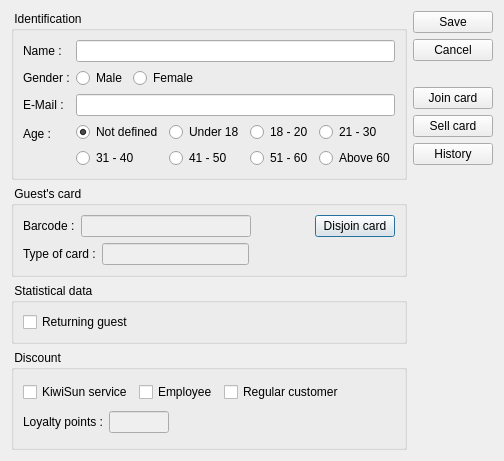
Old version of the form client/dlgguestedit.ui in the repository tbikfalvi/Belenus.
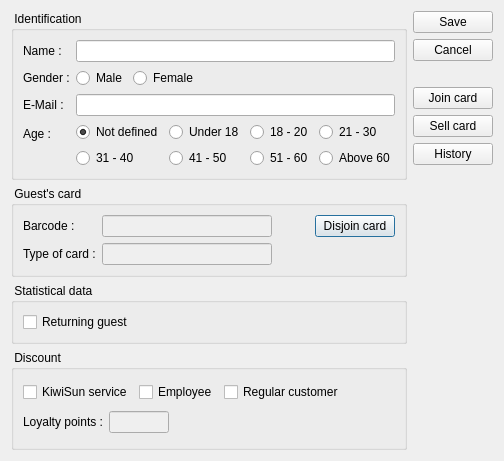
New version of the form.

The edit to the form file:
```diff
--- a/client/dlgguestedit.ui
+++ b/client/dlgguestedit.ui
@@ -7,7 +7,7 @@
     <x>0</x>
     <y>0</y>
     <width>491</width>
-    <height>435</height>
+    <height>430</height>
    </rect>
   </property>
   <property name="maximumSize">
@@ -19,9 +19,9 @@
   <property name="windowTitle">
    <string>Dialog</string>
   </property>
-  <layout class="QHBoxLayout" name="horizontalLayout_2">
+  <layout class="QHBoxLayout" name="horizontalLayout_5">
    <item>
-    <layout class="QVBoxLayout" name="verticalLayout">
+    <layout class="QVBoxLayout" name="verticalLayout_5">
      <item>
       <widget class="QGroupBox" name="gbIdentification">
        <property name="title">
@@ -211,17 +211,17 @@
        <property name="title">
         <string> Guest's card </string>
        </property>
-       <layout class="QVBoxLayout" name="verticalLayout_5">
+       <layout class="QHBoxLayout" name="horizontalLayout_2">
         <item>
-         <layout class="QHBoxLayout" name="horizontalLayout_6">
-          <item>
+         <layout class="QFormLayout" name="formLayout_2">
+          <item row="0" column="0">
            <widget class="QLabel" name="lblBarcode">
             <property name="text">
              <string>Barcode :</string>
             </property>
            </widget>
           </item>
-          <item>
+          <item row="0" column="1">
            <widget class="QLineEdit" name="ledBarcode">
             <property name="enabled">
              <bool>false</bool>
@@ -246,59 +246,59 @@
             </property>
            </widget>
           </item>
-          <item>
-           <spacer name="horizontalSpacer_5">
-            <property name="orientation">
-             <enum>Qt::Horizontal</enum>
-            </property>
-            <property name="sizeHint" stdset="0">
-             <size>
-              <width>40</width>
-              <height>20</height>
-             </size>
-            </property>
-           </spacer>
-          </item>
-          <item>
-           <widget class="QPushButton" name="pbDislink">
-            <property name="text">
-             <string>Disjoin card</string>
-            </property>
-            <property name="iconSize">
-             <size>
-              <width>20</width>
-              <height>20</height>
-             </size>
-            </property>
-           </widget>
-          </item>
-         </layout>
-        </item>
-        <item>
-         <layout class="QHBoxLayout" name="horizontalLayout_5">
-          <item>
+          <item row="1" column="0">
            <widget class="QLabel" name="lblPatientcardType">
             <property name="text">
              <string>Type of card :</string>
             </property>
            </widget>
           </item>
-          <item>
+          <item row="1" column="1">
            <widget class="QLineEdit" name="ledPatientcardType">
             <property name="enabled">
              <bool>false</bool>
             </property>
            </widget>
           </item>
+         </layout>
+        </item>
+        <item>
+         <spacer name="horizontalSpacer_4">
+          <property name="orientation">
+           <enum>Qt::Horizontal</enum>
+          </property>
+          <property name="sizeHint" stdset="0">
+           <size>
+            <width>31</width>
+            <height>20</height>
+           </size>
+          </property>
+         </spacer>
+        </item>
+        <item>
+         <layout class="QVBoxLayout" name="verticalLayout">
           <item>
-           <spacer name="horizontalSpacer_4">
+           <widget class="QPushButton" name="pbDislink">
+            <property name="text">
+             <string>Disjoin card</string>
+            </property>
+            <property name="iconSize">
+             <size>
+              <width>20</width>
+              <height>20</height>
+             </size>
+            </property>
+           </widget>
+          </item>
+          <item>
+           <spacer name="verticalSpacer_4">
             <property name="orientation">
-             <enum>Qt::Horizontal</enum>
+             <enum>Qt::Vertical</enum>
             </property>
             <property name="sizeHint" stdset="0">
              <size>
-              <width>40</width>
-              <height>20</height>
+              <width>20</width>
+              <height>18</height>
              </size>
             </property>
            </spacer>
```
